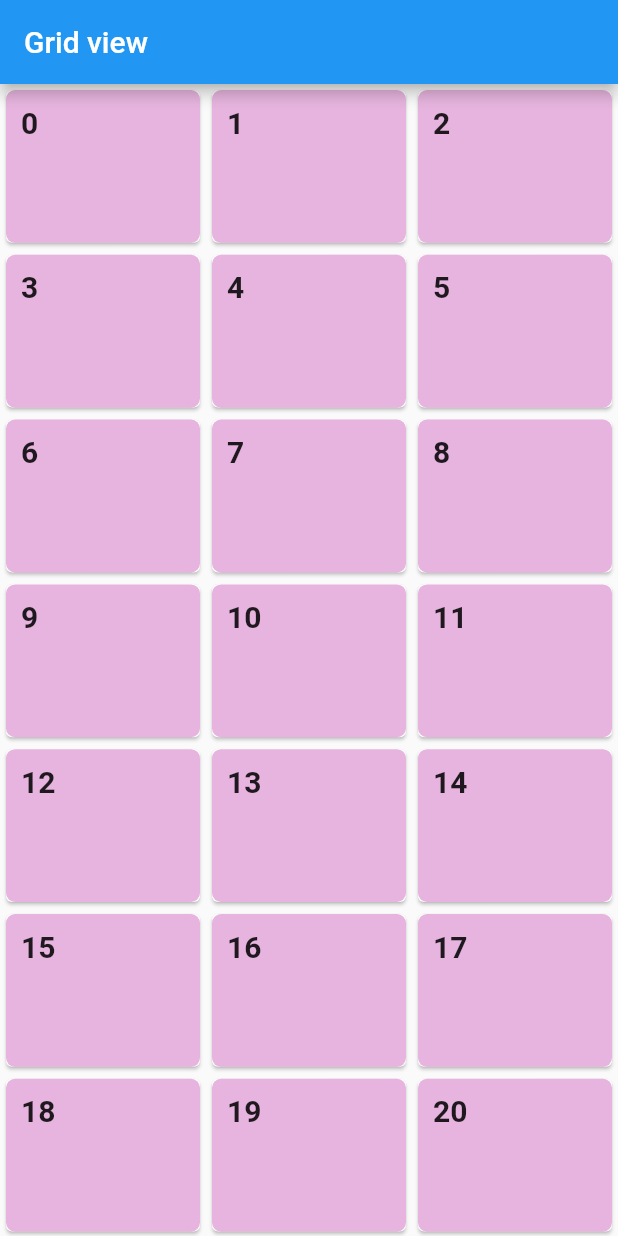
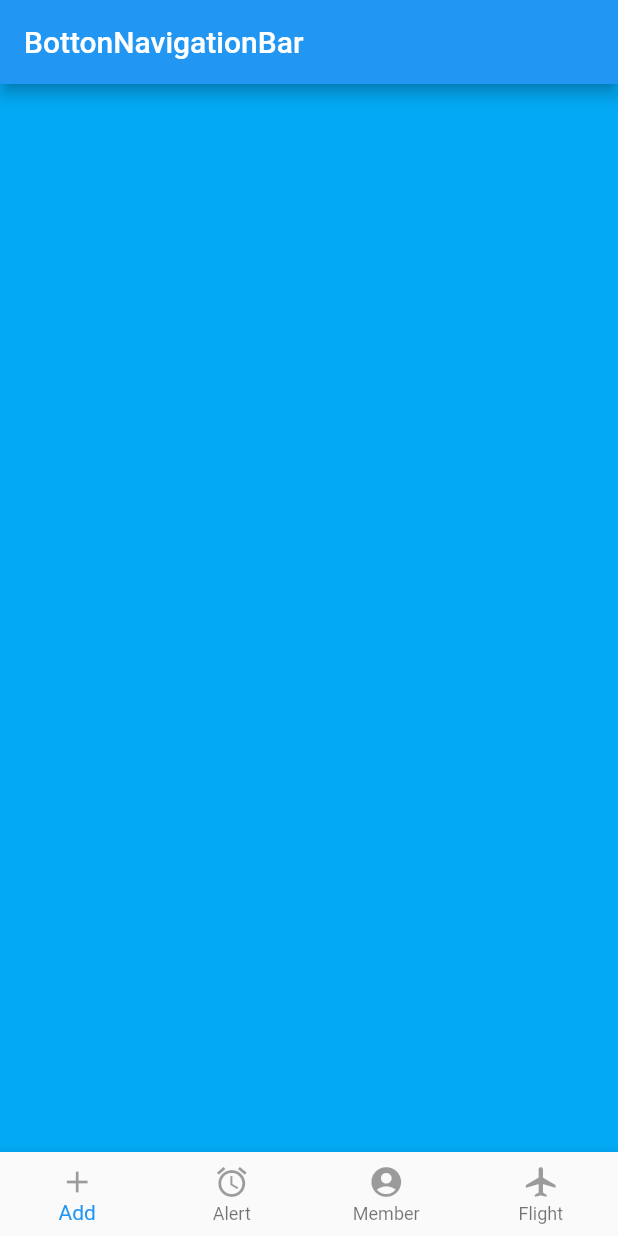
Before and after one commit to hoogle/flutter_app, a Flutter app: the screen it shows after launch, on a phone screen of 412 x 824 dp. Run offline on Flutter 3.47's test engine with Material 2 defaults, Android fonts, the phone set to English and light mode, and no system bars.

Commit message:
Add BottomNavigationBar example
Signed-off-by: Hoogle Wang <hoogle.wang@gmail.com>

```diff
--- a/lib/main.dart
+++ b/lib/main.dart
@@ -3,8 +3,58 @@ import 'package:flutter/rendering.dart';
 import 'dart:math';
 
 void main() => runApp(MaterialApp(
-  home: new MyGridview(),
+  home: new MyBottomNavigationBar(),
 ));
+
+class MyBottomNavigationBar extends StatefulWidget {
+  @override
+  _MyBottomNavigationBarState createState() => _MyBottomNavigationBarState();
+}
+
+class _MyBottomNavigationBarState extends State<MyBottomNavigationBar> {
+  int index = 0;
+  List<Widget> pages = [
+    Container(color: Colors.lightBlue),
+    Container(color: Colors.amber),
+    Container(color: Colors.greenAccent),
+    Container(color: Colors.deepOrange)
+  ];
+  @override
+  Widget build(BuildContext context) {
+    return Scaffold(
+      appBar: AppBar(
+        title: Text('BottonNavigationBar'),
+      ),
+      bottomNavigationBar: BottomNavigationBar(
+          type: BottomNavigationBarType.fixed,
+          currentIndex: index,
+          onTap: (int idx) {
+            setState(() {
+              index = idx;
+            });
+          },
+          items: [
+            BottomNavigationBarItem(
+                icon: Icon(Icons.add, color: Colors.black38),
+                title: Text('Add', style: TextStyle(color: Colors.black))
+            ),
+            BottomNavigationBarItem(
+                icon: Icon(Icons.access_alarm, color: Colors.black38),
+                title: Text('Alert', style: TextStyle(color: Colors.black))
+            ),
+            BottomNavigationBarItem(
+                icon: Icon(Icons.account_circle, color: Colors.black38),
+                title: Text('Member', style: TextStyle(color: Colors.black))
+            ),
+            BottomNavigationBarItem(
+                icon: Icon(Icons.airplanemode_active, color: Colors.black38),
+                title: Text('Flight', style: TextStyle(color: Colors.black))
+            ),
+          ]),
+      body: pages[index],
+    );
+  }
+}
 
 class MyGridview extends StatelessWidget{
   @override
```
